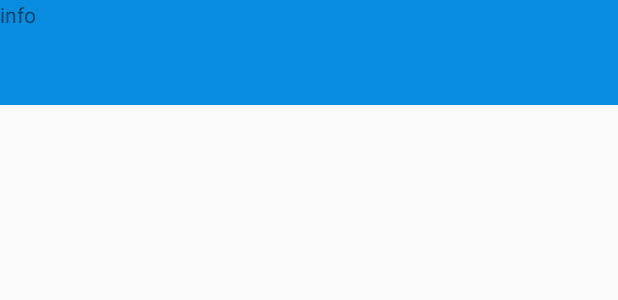
After one commit to yangjg/mycode, an Android app: the layout activity_popup.xml on its own in the app's theme, with its tools: preview values and no code run, on a phone screen of 412 x 824 dp. The commit adds this screen. Shown: the top 300 px of the screen. Run offline under Robolectric (Android 15) with nearby library versions, the phone set to English and light mode, and no system bars.

Commit message:
[应用商店-杨金淦]变更内容：#000000:测试ui 变更类别: 适用机型: 验证建议: 关联变更项：

```diff
--- a/project/JniTest/app/build.gradle
+++ b/project/JniTest/app/build.gradle
@@ -13,8 +13,8 @@ android {
 
         ndk {
             moduleName "jniutil"
-            abiFilters "armeabi"
-           // abiFilters "all"
+           // abiFilters "armeabi"
+            abiFilters "all"
         }
     }
     buildTypes {
--- a/project/MyApplication/app/src/main/java/com/example/yangjingan/myapplication/ActonBarActivity.java
+++ b/project/MyApplication/app/src/main/java/com/example/yangjingan/myapplication/ActonBarActivity.java
@@ -4,6 +4,7 @@ import android.os.Bundle;
 import android.support.annotation.Nullable;
 import android.support.v4.app.FragmentTransaction;
 import android.support.v7.app.AppCompatActivity;
+import android.view.Menu;
 
 import com.example.yangjingan.myapplication.Fragments.ActionBarFragment;
 
@@ -32,4 +33,5 @@ public class ActonBarActivity extends AppCompatActivity {
 
 
 
+
 }
--- /dev/null
+++ b/project/MyApplication/app/src/main/res/layout/activity_popup.xml
@@ -0,0 +1,31 @@
+<?xml version="1.0" encoding="utf-8"?>
+<FrameLayout xmlns:android="http://schemas.android.com/apk/res/android"
+    android:layout_width="match_parent"
+    android:layout_height="match_parent"
+    android:orientation="vertical">
+
+    <TextView
+        android:id="@+id/info"
+        android:layout_width="match_parent"
+        android:layout_height="70dp"
+        android:background="@color/blue"
+        android:text="info" />
+
+
+    <FrameLayout
+     android:id="@+id/bottom_layout"
+        android:layout_width="match_parent"
+        android:layout_height="54dp"
+        android:layout_gravity="bottom">
+
+       <!-- <include
+            android:id="@+id/bottom_layout"
+            layout="@layout/bottom_reply_layout"
+            android:layout_width="match_parent"
+            android:layout_height="match_parent">
+
+        </include>-->
+
+    </FrameLayout>
+
+</FrameLayout>
--- /dev/null
+++ b/project/MyApplication/app/src/main/res/layout/popup_root.xml
@@ -0,0 +1,6 @@
+<?xml version="1.0" encoding="utf-8"?>
+<FrameLayout  xmlns:android="http://schemas.android.com/apk/res/android"
+    android:id="@+id/root"
+    android:layout_width="match_parent"
+    android:layout_height="match_parent">
+</FrameLayout>
--- a/project/MyApplication/app/src/main/res/values/colors.xml
+++ b/project/MyApplication/app/src/main/res/values/colors.xml
@@ -16,6 +16,8 @@
     <color name="ic_menu_homepage_horizontal_more_night">#ffffffff</color>
 
 
+    <color name="half_transparent">#66ffffff</color>
+
 
     <color name="green">#ff00ff00</color>
     <color name="active">#ff0000ff</color>
--- a/project/MyApplication/app/src/main/res/values/dimens.xml
+++ b/project/MyApplication/app/src/main/res/values/dimens.xml
@@ -69,4 +69,9 @@
     <dimen name="badge_width_padding">2dp</dimen><!-- 4 -->
     <dimen name="badge_height_padding">1dp</dimen><!-- 1 -->
     <dimen name="badge_top_margin">2dp</dimen><!-- 2 -->
+
+
+    <!--其他ui的尺寸-->
+    <dimen name="bottom_height">54dp</dimen>
+
 </resources>
--- a/project/MyApplication/app/src/main/res/values/styles.xml
+++ b/project/MyApplication/app/src/main/res/values/styles.xml
@@ -15,4 +15,9 @@
         <item name="colorAccent">@color/colorAccent</item>
     </style>
 
+    <style name="concealTitle" parent="NoActionBarTheme">
+        <item name="android:windowNoTitle">true</item>
+    </style>
+
+
 </resources>
```
Also changed, not shown: project/MyApplication/app/src/main/AndroidManifest.xml (+7 -0 lines), project/MyApplication/app/src/main/java/com/example/yangjingan/myapplication/MainActivity.java (+11 -1 lines), project/MyApplication/app/src/main/java/com/example/yangjingan/myapplication/Popup/CustomPopup.java (added, +100 -0 lines), project/MyApplication/app/src/main/java/com/example/yangjingan/myapplication/Popup/CustomPopupWindow.java (added, +77 -0 lines), project/MyApplication/app/src/main/java/com/example/yangjingan/myapplication/Popup/PopupActivity.java (added, +97 -0 lines), project/MyApplication/app/src/main/java/com/example/yangjingan/myapplication/RxJavaTest/RxJavaActivity.java (+7 -0 lines), project/MyApplication/app/src/main/res/layout/bottom_reply_layout.xml (added, +19 -0 lines), project/MyApplication/app/src/main/res/layout/custom_ui.xml (added, +14 -0 lines).
